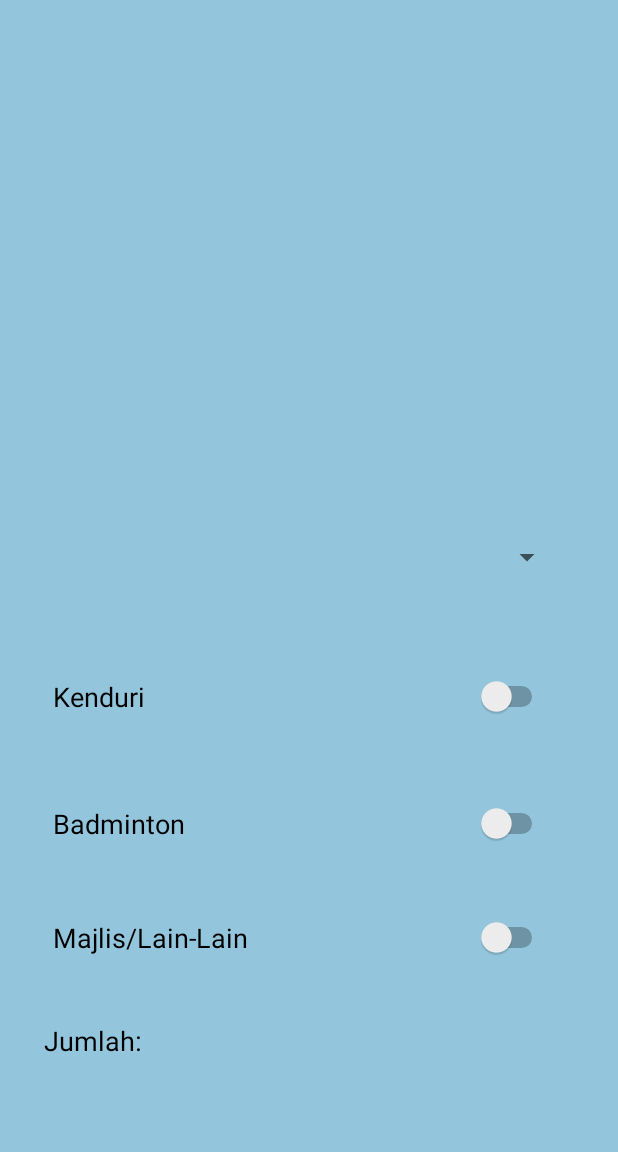
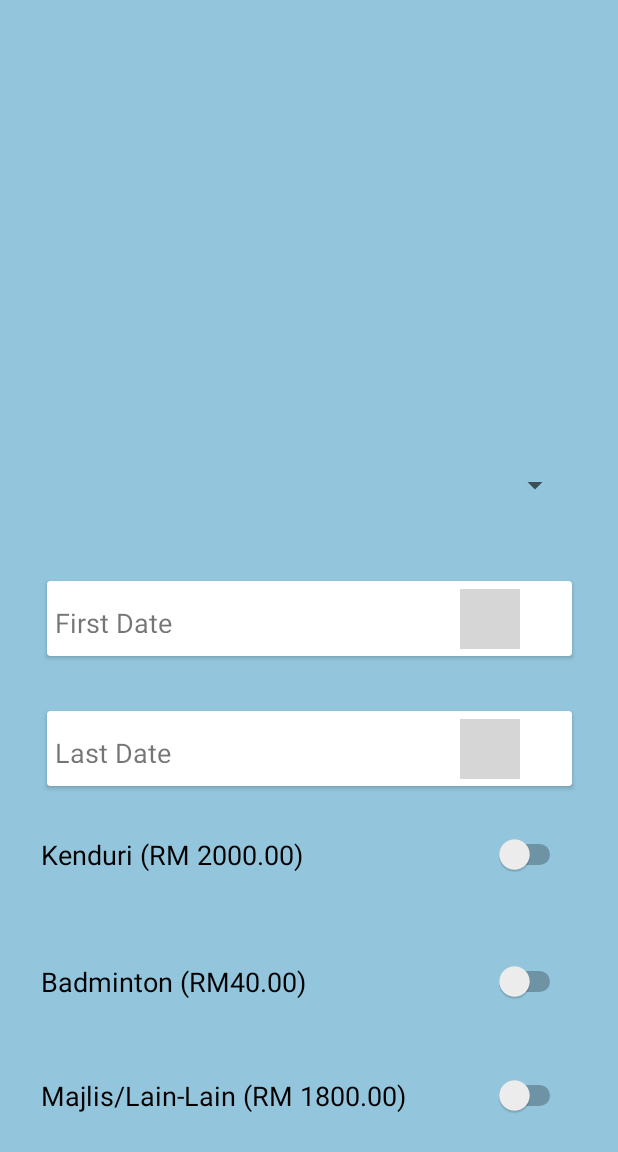
Before and after one commit to Asyknmuhd/InternProject, an Android app: the layout activity_hall_booking.xml on its own in the app's theme, with its tools: preview values and no code run, on a phone screen of 412 x 824 dp. Shown: the top 1152 px of the screen. Run offline under Robolectric (Android 15) with nearby library versions, the phone set to English and light mode, and no system bars; grey boxes are pictures that could not be loaded.

Commit message:
-buang "jumlah" -tambah calendar buang sebab nk buat checkout

```diff
--- a/app/src/main/res/layout/activity_hall_booking.xml
+++ b/app/src/main/res/layout/activity_hall_booking.xml
@@ -9,16 +9,16 @@
 
     <Spinner
         android:id="@+id/spinner"
-        android:layout_width="340dp"
+        android:layout_width="350dp"
         android:layout_height="37dp"
+        android:spinnerMode="dropdown"
         android:textSize="18sp"
-        android:spinnerMode="dropdown"
         app:layout_constraintBottom_toBottomOf="parent"
         app:layout_constraintEnd_toEndOf="parent"
-        app:layout_constraintHorizontal_bias="0.492"
+        app:layout_constraintHorizontal_bias="0.491"
         app:layout_constraintStart_toStartOf="parent"
         app:layout_constraintTop_toTopOf="parent"
-        app:layout_constraintVertical_bias="0.448" />
+        app:layout_constraintVertical_bias="0.387" />
 
     <ImageView
         android:id="@+id/image"
@@ -26,65 +26,113 @@
         android:layout_height="191dp"
         app:layout_constraintBottom_toBottomOf="parent"
         app:layout_constraintEnd_toEndOf="parent"
-        app:layout_constraintHorizontal_bias="0.497"
+        app:layout_constraintHorizontal_bias="0.491"
         app:layout_constraintStart_toStartOf="parent"
         app:layout_constraintTop_toTopOf="parent"
-        app:layout_constraintVertical_bias="0.1">
+        app:layout_constraintVertical_bias="0.022">
 
     </ImageView>
 
 
     <Switch
         android:id="@+id/switchbadminton"
-        android:layout_width="330dp"
+        android:layout_width="350dp"
         android:layout_height="47dp"
-        android:text="Badminton"
+        android:text="Badminton (RM40.00)"
         android:textSize="18sp"
         app:layout_constraintBottom_toBottomOf="parent"
         app:layout_constraintEnd_toEndOf="parent"
-        app:layout_constraintHorizontal_bias="0.432"
+        app:layout_constraintHorizontal_bias="0.442"
         app:layout_constraintStart_toStartOf="parent"
         app:layout_constraintTop_toTopOf="parent"
-        app:layout_constraintVertical_bias="0.676"></Switch>
+        app:layout_constraintVertical_bias="0.812"></Switch>
+
+    <Switch
+        android:id="@+id/switchkenduri"
+        android:layout_width="350dp"
+        android:layout_height="47dp"
+        android:text="Kenduri (RM 2000.00)"
+        android:textSize="18sp"
+        app:layout_constraintBottom_toBottomOf="parent"
+        app:layout_constraintEnd_toEndOf="parent"
+        app:layout_constraintHorizontal_bias="0.442"
+        app:layout_constraintStart_toStartOf="parent"
+        app:layout_constraintTop_toTopOf="parent"
+        app:layout_constraintVertical_bias="0.703"></Switch>
 
     <Switch
         android:id="@+id/switchmajlis"
-        android:layout_width="330dp"
+        android:layout_width="350dp"
         android:layout_height="47dp"
-        android:text="Majlis/Lain-Lain"
+        android:text="Majlis/Lain-Lain (RM 1800.00)"
         android:textSize="18sp"
         app:layout_constraintBottom_toBottomOf="parent"
         app:layout_constraintEnd_toEndOf="parent"
-        app:layout_constraintHorizontal_bias="0.432"
+        app:layout_constraintHorizontal_bias="0.442"
         app:layout_constraintStart_toStartOf="parent"
         app:layout_constraintTop_toTopOf="parent"
-        app:layout_constraintVertical_bias="0.774"></Switch>
+        app:layout_constraintVertical_bias="0.91"></Switch>
 
-    <Switch
-        android:id="@+id/switchkenduri"
-        android:layout_width="330dp"
-        android:layout_height="47dp"
-        android:text="Kenduri "
-        android:textSize="18sp"
+    <androidx.cardview.widget.CardView
+        android:id="@+id/cardView3"
+        android:layout_width="350dp"
+        android:layout_height="50dp"
+        android:layout_marginHorizontal="15dp"
+        android:onClick="showPopupCID"
+        app:cardBackgroundColor="#ffffff"
         app:layout_constraintBottom_toBottomOf="parent"
         app:layout_constraintEnd_toEndOf="parent"
-        app:layout_constraintHorizontal_bias="0.432"
+        app:layout_constraintStart_toStartOf="parent"
+        app:layout_constraintTop_toTopOf="parent">
+
+        <TextView
+            android:id="@+id/tvCID"
+            android:layout_width="wrap_content"
+            android:layout_height="wrap_content"
+            android:layout_marginVertical="15dp"
+            android:layout_marginLeft="5dp"
+            android:text="First Date"
+            android:textSize="18sp" />
+
+        <ImageView
+            android:id="@+id/popupCID"
+            android:layout_width="40dp"
+            android:layout_height="40dp"
+            android:layout_marginVertical="5dp"
+            android:layout_marginLeft="275dp"
+            android:src="@drawable/cal" />
+    </androidx.cardview.widget.CardView>
+
+    <androidx.cardview.widget.CardView
+        android:id="@+id/cardView2"
+        android:layout_width="350dp"
+        android:layout_height="50dp"
+        android:layout_marginHorizontal="15dp"
+        android:onClick="showPopupCOD"
+        app:cardBackgroundColor="#ffffff"
+        app:layout_constraintBottom_toBottomOf="parent"
+        app:layout_constraintEnd_toEndOf="parent"
+        app:layout_constraintHorizontal_bias="0.508"
         app:layout_constraintStart_toStartOf="parent"
         app:layout_constraintTop_toTopOf="parent"
-        app:layout_constraintVertical_bias="0.567"></Switch>
+        app:layout_constraintVertical_bias="0.612">
 
-    <TextView
-        android:id="@+id/tvSum"
-        android:layout_width="wrap_content"
-        android:layout_height="wrap_content"
-        android:text="Jumlah:"
-        android:textColor="#000000"
-        android:textSize="18sp"
-        app:layout_constraintBottom_toBottomOf="parent"
-        app:layout_constraintEnd_toEndOf="parent"
-        app:layout_constraintHorizontal_bias="0.084"
-        app:layout_constraintStart_toStartOf="parent"
-        app:layout_constraintTop_toTopOf="parent"
-        app:layout_constraintVertical_bias="0.852" />
+        <TextView
+            android:id="@+id/tvCOD"
+            android:layout_width="wrap_content"
+            android:layout_height="wrap_content"
+            android:layout_marginVertical="15dp"
+            android:layout_marginLeft="5dp"
+            android:text="Last Date"
+            android:textSize="18sp" />
+
+        <ImageView
+            android:id="@+id/popupCOD"
+            android:layout_width="40dp"
+            android:layout_height="40dp"
+            android:layout_marginVertical="5dp"
+            android:layout_marginLeft="275dp"
+            android:src="@drawable/cal" />
+    </androidx.cardview.widget.CardView>
 
 </androidx.constraintlayout.widget.ConstraintLayout>
```
Also changed, not shown: app/src/main/java/com/example/mptsewa/HallBooking.java (+87 -33 lines).
